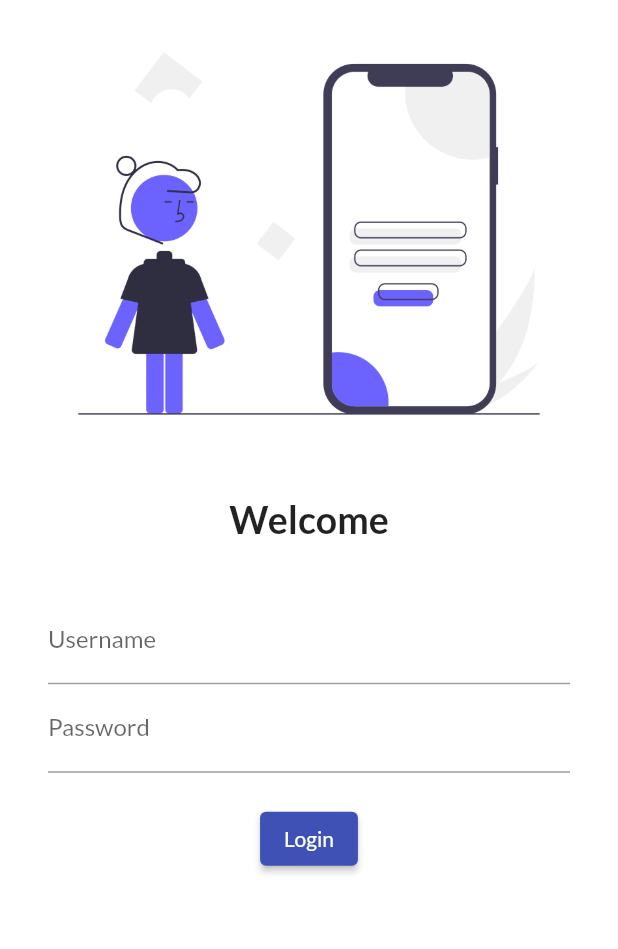
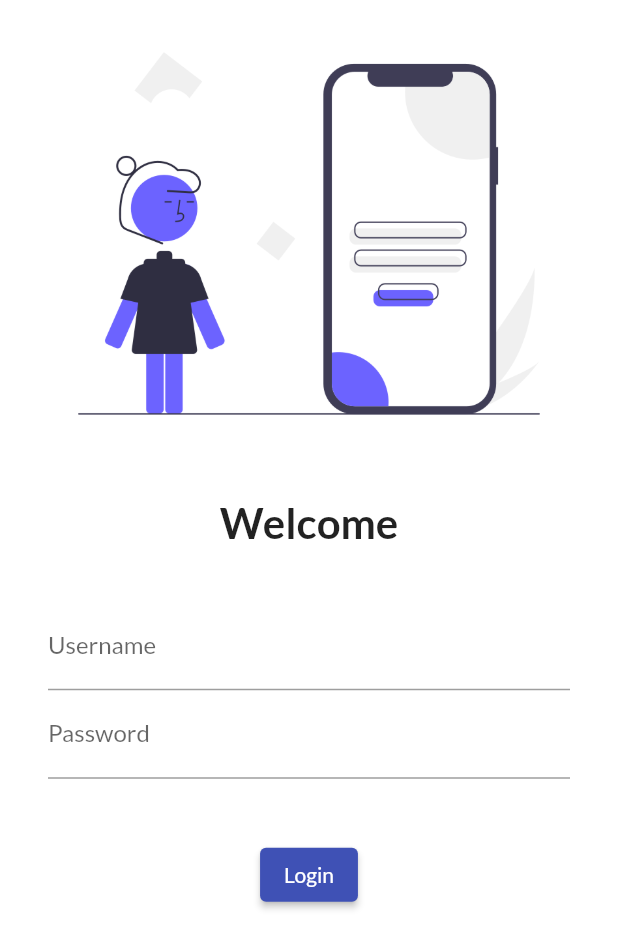
Before and after one commit to maharshi-sinha/30DaysOfFlutter, a Flutter app: the LoginPage screen opened by its route, on a phone screen of 412 x 824 dp. Shown: the top 949 px of the screen. Run offline on Flutter 3.47's test engine with Material 2 defaults, Android fonts, the phone set to English and light mode, and no system bars; our stand-ins replace google_fonts.

Commit message:
Day5 Complete

```diff
--- a/lib/main.dart
+++ b/lib/main.dart
@@ -1,6 +1,7 @@
 import 'package:flutter/material.dart';
 import 'package:flutter_codepur/pages/home_page.dart';
 import 'package:flutter_codepur/pages/login_page.dart';
+import 'package:flutter_codepur/utils/routes.dart';
 import 'package:google_fonts/google_fonts.dart';
 
 void main() {
@@ -18,7 +19,8 @@
       initialRoute: "/home",
       routes: {
         "/": (context) => LoginPage(),
-        "/login": (context) => LoginPage(),
+        MyRoutes.homeRoute: (context) => HomePage(),
+        MyRoutes.loginRoute: (context) => LoginPage(),
       },
     );
   }
--- a/lib/pages/login_page.dart
+++ b/lib/pages/login_page.dart
@@ -1,10 +1,12 @@
 import 'package:flutter/material.dart';
+import 'package:flutter_codepur/utils/routes.dart';
 
 class LoginPage extends StatelessWidget {
   @override
   Widget build(BuildContext context) {
     return Material(
         color: Colors.white,
+        child: SingleChildScrollView(
           child: Column(
             children: [
               Image.asset("assets/images/login_img.png", fit: BoxFit.cover),
@@ -13,7 +15,7 @@
               ),
               Text("Welcome",
                   style: TextStyle(
-                  fontSize: 25,
+                    fontSize: 28,
                     fontWeight: FontWeight.bold,
                   )),
               SizedBox(
@@ -38,19 +40,20 @@
                       ),
                     ),
                     SizedBox(
-                    height: 20,
+                      height: 40,
                     ),
                     ElevatedButton(
                       child: Text("Login"),
-                    style: TextButton.styleFrom(),
+                      style: TextButton.styleFrom(maximumSize: Size(150, 40)),
                       onPressed: () {
-                      print("Login pressed");
+                        Navigator.pushNamed(context, MyRoutes.homeRoute);
                       },
                     )
                   ],
                 ),
               ),
             ],
+          ),
         ));
   }
 }
--- /dev/null
+++ b/lib/utils/routes.dart
@@ -0,0 +1,4 @@
+class MyRoutes {
+  static String loginRoute = "/login";
+  static String homeRoute = "/home";
+}
```
Also changed, not shown: 1 other file. Lines whose indentation alone changed are shown as unchanged.
